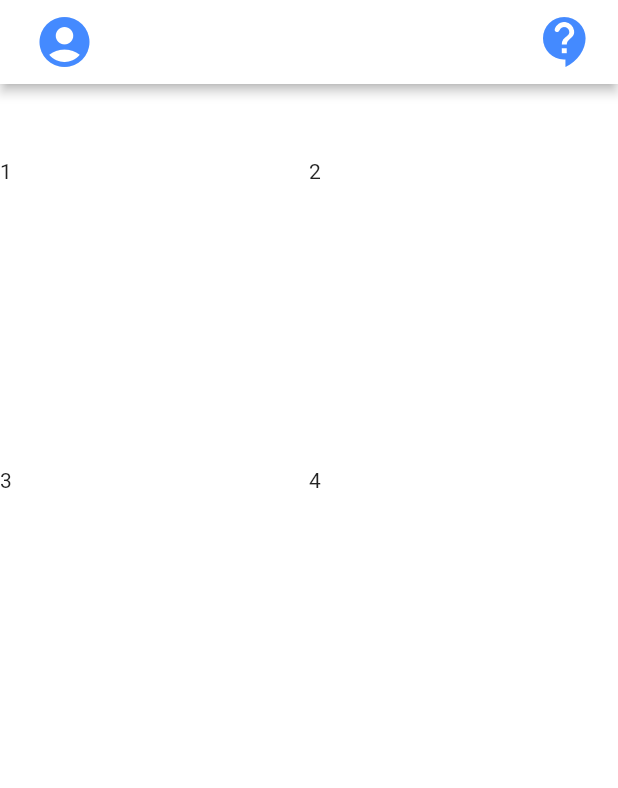
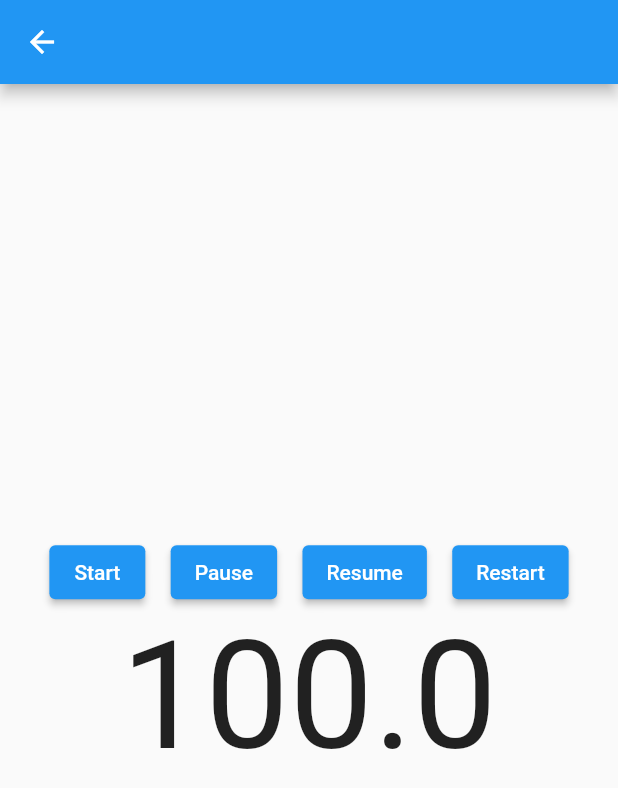
Before and after one commit to iseruuuuu/train_alert_app, a Flutter app: the AlertScreen screen opened directly, on a phone screen of 412 x 824 dp. Shown: the top 788 px of the screen. Run offline on Flutter 3.47's test engine with Material 2 defaults, Android fonts, the phone set to English and light mode, and no system bars; drawn by our look-alikes of timer_count_down; our stand-ins replace freezed_annotation, state_notifier; missing offline and left inert: flutter_state_notifier.

Commit message:
add: タイマー画面を作成

```diff
--- a/lib/Home/home_screen.dart
+++ b/lib/Home/home_screen.dart
@@ -1,13 +1,8 @@
-// import 'package:exchange_contact_app/component/barcode_item/facebook_item.dart';
-// import 'package:exchange_contact_app/component/barcode_item/instagram_item.dart';
-// import 'package:exchange_contact_app/component/barcode_item/line_item.dart';
-// import 'package:exchange_contact_app/component/barcode_item/twiter_item.dart';
-// import 'package:exchange_contact_app/component/local/shared_preferences.dart';
-// import 'package:flutter_state_notifier/flutter_state_notifier.dart';
-// import 'package:provider/provider.dart';
-// import 'home_screen_state.dart';
+import 'package:provider/provider.dart';
 import 'package:flutter/cupertino.dart';
 import 'package:flutter/material.dart';
+import 'package:train_alert_app/Home/home_screen_state.dart';
+import 'package:flutter_state_notifier/flutter_state_notifier.dart';
 
 
 class HomeScreen extends StatefulWidget {
@@ -21,6 +16,11 @@ class _HomeScreenState extends State<HomeScreen> {
 
   @override
   Widget build(BuildContext context) {
+    return StateNotifierProvider<HomeScreenController, HomeScreenState>(
+        create: (context) => HomeScreenController(
+          context: context,
+        ),
+        builder: (context, _) {
           return GestureDetector(
             onTap: () {},
             child: Scaffold(
@@ -31,7 +31,7 @@ class _HomeScreenState extends State<HomeScreen> {
                 leading: Padding(
                   padding: const EdgeInsets.only(left: 15),
                   child: IconButton(
-              onPressed: () {},
+                    onPressed: () => context.read<HomeScreenController>().onTapTimer(),
                     icon: const Icon(
                       Icons.account_circle,
                       color: Colors.blueAccent,
@@ -69,6 +69,8 @@ class _HomeScreenState extends State<HomeScreen> {
                 ],
               ),
             ),
+          );
+        }
     );
   }
 
--- a/lib/Home/home_screen_state.dart
+++ b/lib/Home/home_screen_state.dart
@@ -2,6 +2,7 @@ import 'package:flutter/cupertino.dart';
 import 'package:flutter/material.dart';
 import 'package:freezed_annotation/freezed_annotation.dart';
 import 'package:state_notifier/state_notifier.dart';
+import 'package:train_alert_app/alert/alert_screen.dart';
 
 part 'home_screen_state.freezed.dart';
 
@@ -26,7 +27,16 @@ class HomeScreenController extends StateNotifier<HomeScreenState> with LocatorMi
   void initState() {
     super.initState();
 
+  }
 
+  void onTapTimer() {
+    Navigator.push(
+      context,
+      MaterialPageRoute(
+        builder: (context) => const AlertScreen(),
+        fullscreenDialog: true,
+      ),
+    );
   }
 
 }
--- a/lib/alert/alert_screen.dart
+++ b/lib/alert/alert_screen.dart
@@ -1,12 +1,6 @@
-// import 'package:exchange_contact_app/component/barcode_item/facebook_item.dart';
-// import 'package:exchange_contact_app/component/barcode_item/instagram_item.dart';
-// import 'package:exchange_contact_app/component/barcode_item/line_item.dart';
-// import 'package:exchange_contact_app/component/barcode_item/twiter_item.dart';
-// import 'package:exchange_contact_app/component/local/shared_preferences.dart';
-// import 'package:flutter_state_notifier/flutter_state_notifier.dart';
-// import 'package:provider/provider.dart';
-// import 'home_screen_state.dart';
 import 'package:flutter/material.dart';
+import 'package:timer_count_down/timer_controller.dart';
+import 'package:timer_count_down/timer_count_down.dart';
 
 
 class AlertScreen extends StatefulWidget {
@@ -18,53 +12,76 @@ class AlertScreen extends StatefulWidget {
 
 class _AlertScreenState extends State<AlertScreen> {
 
+  final CountdownController _controller = new CountdownController(
+      autoStart: true);
+
   @override
   Widget build(BuildContext context) {
-    return GestureDetector(
-      onTap: () {},
-      child: Scaffold(
-        backgroundColor: Colors.white,
+    return Scaffold(
       appBar: AppBar(
-          elevation: 3,
-          backgroundColor: Colors.white,
-          leading: Padding(
-            padding: const EdgeInsets.only(left: 15),
-            child: IconButton(
-              onPressed: () {},
-              icon: const Icon(
-                Icons.account_circle,
-                color: Colors.blueAccent,
-                size: 40,
+        title: const Text(''),
       ),
+      body: Center(
+        child: Column(
+          mainAxisAlignment: MainAxisAlignment.center,
+          crossAxisAlignment: CrossAxisAlignment.center,
+          children: <Widget>[
+            Container(
+              padding: const EdgeInsets.symmetric(
+                horizontal: 16,
               ),
+              child: Row(
+                mainAxisAlignment: MainAxisAlignment.spaceEvenly,
+                children: <Widget>[
+                  // Start
+                  ElevatedButton(
+                    child: const Text('Start'),
+                    onPressed: () {
+                      _controller.start();
+                    },
                   ),
-          actions: [
-            Padding(
-              padding: const EdgeInsets.only(right: 15),
-              child: IconButton(
-                onPressed: () {},
-                icon: const Icon(
-                  Icons.contact_support_rounded,
-                  color: Colors.blueAccent,
-                  size: 40,
+                  // Pause
+                  ElevatedButton(
+                    child: const Text('Pause'),
+                    onPressed: () {
+                      _controller.pause();
+                    },
                   ),
+                  // Resume
+                  ElevatedButton(
+                    child: const Text('Resume'),
+                    onPressed: () {
+                      _controller.resume();
+                    },
                   ),
+                  // Stop
+                  ElevatedButton(
+                    child: const Text('Restart'),
+                    onPressed: () {
+                      _controller.restart();
+                    },
                   ),
                 ],
               ),
-        body: Column(
-          children: [
-            Container(height: 50),
-            Expanded(
-              child: GridView.count(
-                crossAxisCount: 2,
-                children: [
-                  Text('1'),
-                  Text('2'),
-                  Text('3'),
-                  Text('4'),
-                ],
             ),
+            Countdown(
+              // controller: _controller,
+              seconds: 100,
+              build: (_, double time) =>
+                  Text(
+                    time.toString(),
+                    style: const TextStyle(
+                      fontSize: 100,
+                    ),
+                  ),
+              interval: const Duration(milliseconds: 100),
+              onFinished: () {
+                ScaffoldMessenger.of(context).showSnackBar(
+                  const SnackBar(
+                    content: Text('Timer is done!'),
+                  ),
+                );
+              },
             ),
           ],
         ),
--- a/pubspec.yaml
+++ b/pubspec.yaml
@@ -46,6 +46,7 @@ dev_dependencies:
   # rules and activating additional ones.
   flutter_lints: ^1.0.0
   freezed:
+
   flutter_state_notifier:
   state_notifier:
   build_runner:
```
Lines whose indentation alone changed are shown as unchanged.
